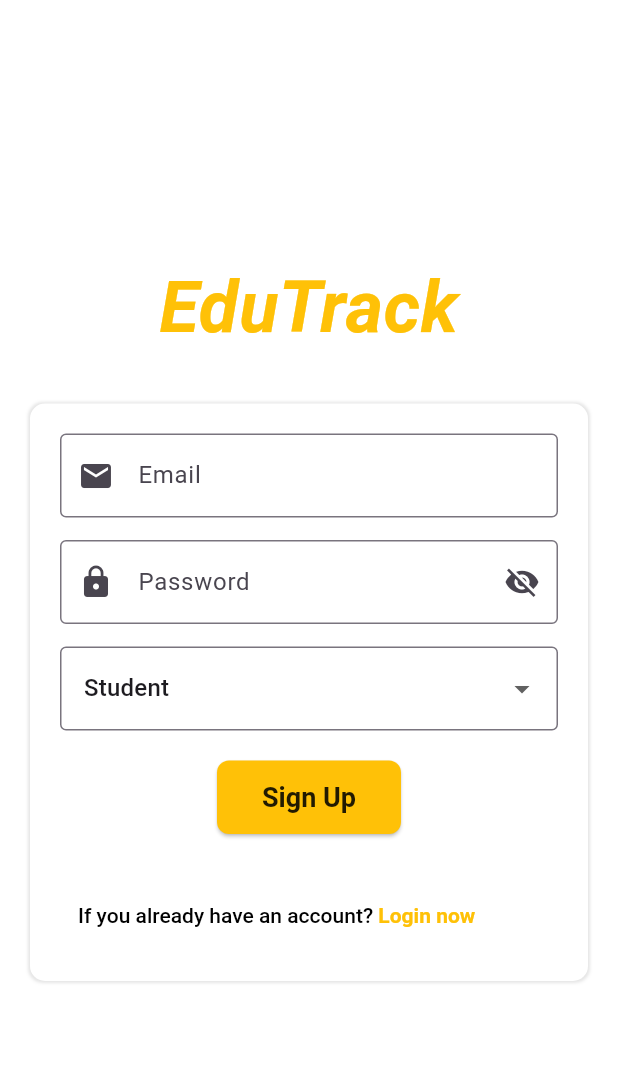
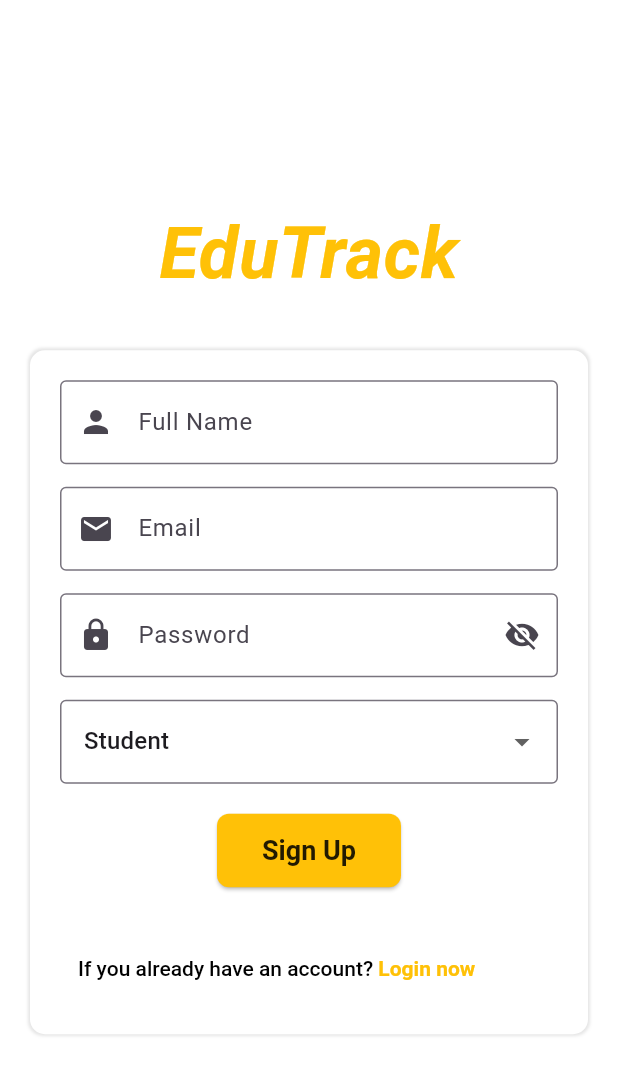
Before and after one commit to Crl0sDEV/EduTrack, a Flutter app: the screen it shows after launch, after a tap on an icon or button, on a phone screen of 412 x 824 dp. Shown: the top 1075 px of the screen. Run offline on Flutter 3.47's test engine with Material 3 defaults, Android fonts, the phone set to English and light mode, and no system bars; our stand-ins replace cloud_firestore, firebase_auth, firebase_core, flutter_map, fluttertoast, geolocator and 4 more; missing offline and left inert: flutter_map_cancellable_tile_provider; accounts and stored records are empty.

Commit message:
add name field in sign up

```diff
--- a/lib/screens/auth_screen.dart
+++ b/lib/screens/auth_screen.dart
@@ -18,15 +18,25 @@ class _AuthScreenState extends State<AuthScreen> {
 
   final TextEditingController _emailController = TextEditingController();
   final TextEditingController _passwordController = TextEditingController();
+  final TextEditingController _nameController = TextEditingController(); // New controller for name
   bool _isLogin = true;
   bool _isPasswordVisible = false;
   String _userType = "Student";
 
+  @override
+  void dispose() {
+    _emailController.dispose();
+    _passwordController.dispose();
+    _nameController.dispose(); // Dispose the name controller
+    super.dispose();
+  }
+
   Future<void> _authenticate() async {
     String email = _emailController.text.trim();
     String password = _passwordController.text.trim();
+    String name = _nameController.text.trim(); // Get name value
 
-  if (email.isEmpty || password.isEmpty) {
+    if (email.isEmpty || password.isEmpty || (!_isLogin && name.isEmpty)) {
       Fluttertoast.showToast(
         msg: "Please fill all fields",
         toastLength: Toast.LENGTH_SHORT,
@@ -40,12 +50,10 @@ class _AuthScreenState extends State<AuthScreen> {
     try {
       UserCredential userCredential;
       if (_isLogin) {
-
         userCredential = await _auth.signInWithEmailAndPassword(
           email: email,
           password: password,
         );
-
 
         DocumentSnapshot userDoc = await _firestore
             .collection("users")
@@ -55,7 +63,6 @@ class _AuthScreenState extends State<AuthScreen> {
           _userType = userDoc["userType"];
         }
 
-
         Fluttertoast.showToast(
           msg: "Login successful!",
           toastLength: Toast.LENGTH_LONG,
@@ -64,20 +71,23 @@ class _AuthScreenState extends State<AuthScreen> {
           textColor: Colors.white,
         );
       } else {
-
         userCredential = await _auth.createUserWithEmailAndPassword(
           email: email,
           password: password,
         );
 
+        // Update user profile with display name
+        await userCredential.user!.updateDisplayName(name);
 
         await _firestore.collection("users").doc(userCredential.user!.uid).set({
           "email": email,
+          "name": name, // Store name in Firestore
           "uid": userCredential.user!.uid,
           "userType": _userType,
+          "phone": "", // Initialize phone as empty
+          "profilePicture": "", // Initialize profile picture as empty
           "createdAt": FieldValue.serverTimestamp(),
         });
-
 
         Fluttertoast.showToast(
           msg: "Account created successfully!",
@@ -88,13 +98,11 @@ class _AuthScreenState extends State<AuthScreen> {
         );
       }
 
-
       Navigator.pushReplacement(
         context,
         MaterialPageRoute(builder: (context) => HomeScreen(userType: _userType)),
       );
     } catch (e) {
-
       Fluttertoast.showToast(
         msg: "Error: ${e.toString()}",
         toastLength: Toast.LENGTH_LONG,
@@ -115,7 +123,6 @@ class _AuthScreenState extends State<AuthScreen> {
           child: Column(
             mainAxisSize: MainAxisSize.min,
             children: [
-
               Text(
                 "EduTrack",
                 style: GoogleFonts.lobsterTwo(
@@ -126,7 +133,6 @@ class _AuthScreenState extends State<AuthScreen> {
                 ),
               ),
               const SizedBox(height: 30),
-
 
               Container(
                 padding: const EdgeInsets.all(20),
@@ -144,6 +150,22 @@ class _AuthScreenState extends State<AuthScreen> {
                 child: Column(
                   mainAxisSize: MainAxisSize.min,
                   children: [
+                    // Add name field (only visible during sign-up)
+                    if (!_isLogin)
+                      Column(
+                        children: [
+                          TextField(
+                            controller: _nameController,
+                            decoration: const InputDecoration(
+                              labelText: "Full Name",
+                              border: OutlineInputBorder(),
+                              prefixIcon: Icon(Icons.person),
+                            ),
+                          ),
+                          const SizedBox(height: 15),
+                        ],
+                      ),
+
                     TextField(
                       controller: _emailController,
                       decoration: const InputDecoration(
@@ -153,7 +175,6 @@ class _AuthScreenState extends State<AuthScreen> {
                       ),
                     ),
                     const SizedBox(height: 15),
-
 
                     TextField(
                       controller: _passwordController,
@@ -178,7 +199,6 @@ class _AuthScreenState extends State<AuthScreen> {
                     ),
                     const SizedBox(height: 15),
 
-
                     if (!_isLogin)
                       DropdownButtonFormField<String>(
                         value: _userType,
@@ -199,7 +219,6 @@ class _AuthScreenState extends State<AuthScreen> {
                       ),
                     const SizedBox(height: 20),
 
-
                     ElevatedButton(
                       onPressed: _authenticate,
                       style: ElevatedButton.styleFrom(
@@ -216,9 +235,7 @@ class _AuthScreenState extends State<AuthScreen> {
                       child: Text(_isLogin ? "Login" : "Sign Up"),
                     ),
 
-
                     const SizedBox(height: 30),
-
 
                     Align(
                       alignment: Alignment.centerLeft,
@@ -226,6 +243,8 @@ class _AuthScreenState extends State<AuthScreen> {
                         onPressed: () {
                           setState(() {
                             _isLogin = !_isLogin;
+                            // Clear the name field when switching modes
+                            if (_isLogin) _nameController.clear();
                           });
                         },
                         child: RichText(
```
Lines whose indentation alone changed are shown as unchanged.
